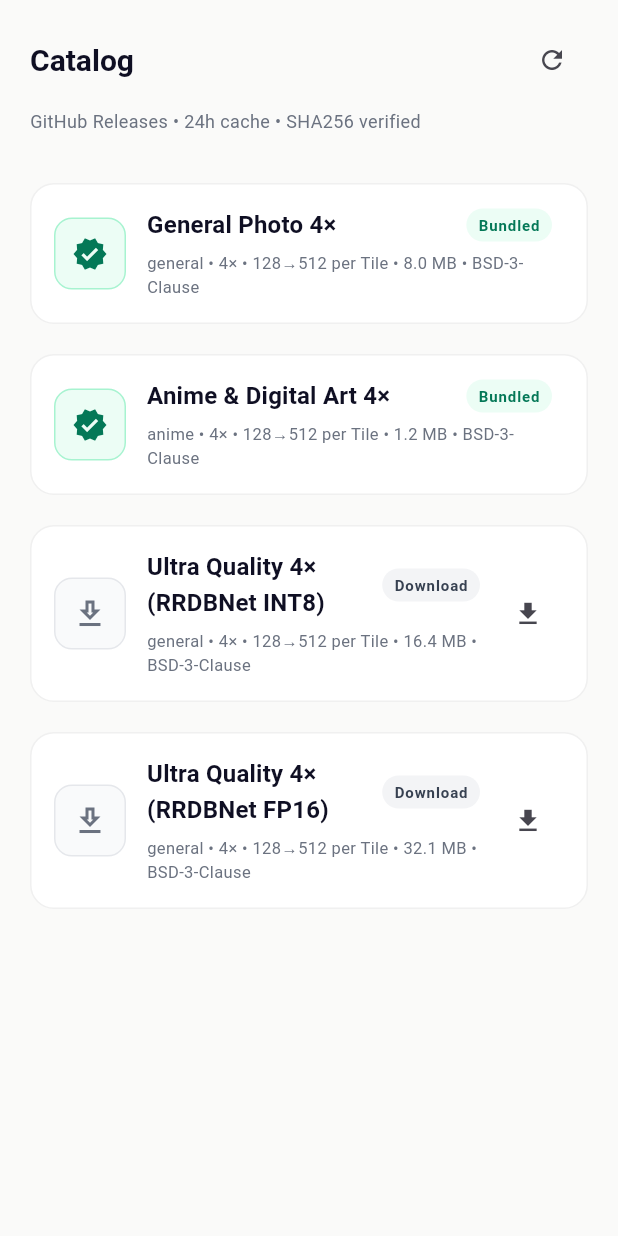
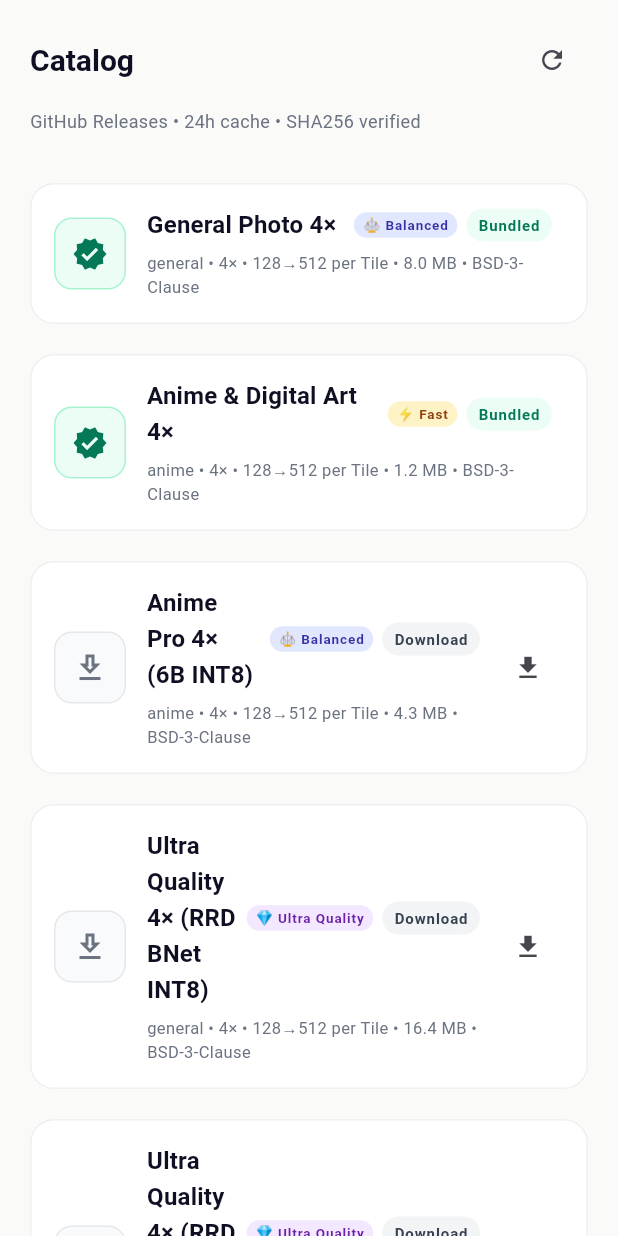
Before and after one commit to mohmaedeslam00116/omega, a Flutter app: the CatalogTab widget shown alone on an empty page, opened directly, on a phone screen of 412 x 824 dp. Run offline on Flutter 3.47's test engine with Material 3 defaults, Android fonts, the phone set to English and light mode, and no system bars; our stand-ins replace image_picker, plugin_platform_interface, share_plus, shared_preferences; missing offline and left inert: dart:ffi, gal, tflite_flutter; accounts and stored records are empty.

Commit message:
feat(acceleration): enable GPU acceleration by default, add 3-tier catalog taxonomy and lightweight anime models

```diff
--- a/lib/core/catalog/catalog_entry.dart
+++ b/lib/core/catalog/catalog_entry.dart
@@ -3,6 +3,8 @@
 enum ModelType { general, anime, face }
 
 enum EngineBackend { tflite, mnn, onnx }
+
+enum ModelTier { fast, balanced, quality }
 
 EngineBackend _backendFromString(String? s, String url) {
   if (s != null) {
@@ -18,6 +20,23 @@
   if (url.endsWith('.mnn')) return EngineBackend.mnn;
   if (url.endsWith('.onnx')) return EngineBackend.onnx;
   return EngineBackend.tflite;
+}
+
+ModelTier _tierFromString(String? s, int fileSize) {
+  if (s != null) {
+    switch (s.toLowerCase()) {
+      case 'fast':
+        return ModelTier.fast;
+      case 'balanced':
+        return ModelTier.balanced;
+      case 'quality':
+      case 'ultra_quality':
+        return ModelTier.quality;
+    }
+  }
+  if (fileSize < 4 * 1024 * 1024) return ModelTier.fast;
+  if (fileSize < 12 * 1024 * 1024) return ModelTier.balanced;
+  return ModelTier.quality;
 }
 
 ModelType _typeFromString(String s) {
@@ -36,13 +55,14 @@
 String _typeToString(ModelType t) => t.name;
 
 /// Immutable CatalogEntry describing a downloadable Model.
-/// Mirrors ADRs 0002 & 0004 and CONTEXT.md CatalogEntry term.
+/// Mirrors ADRs 0002 & 0004 & 0010 and CONTEXT.md CatalogEntry term.
 class CatalogEntry {
   final String id;
   final String name;
   final int scale; // e.g., 4
   final ModelType type;
   final EngineBackend backend;
+  final ModelTier tier;
   final int inputSize; // e.g., 128
   final int fileSize;
   final String sha256;
@@ -57,6 +77,7 @@
     required this.scale,
     required this.type,
     this.backend = EngineBackend.tflite,
+    this.tier = ModelTier.balanced,
     required this.inputSize,
     required this.fileSize,
     required this.sha256,
@@ -98,14 +119,16 @@
     if (license.isEmpty) {
       throw FormatException('License must not be empty for $json');
     }
+    final fileSize = json['fileSize'] as int;
     return CatalogEntry(
       id: json['id'] as String,
       name: json['name'] as String,
       scale: scale,
       type: _typeFromString(json['type'] as String),
       backend: _backendFromString(json['backend'] as String?, url),
+      tier: _tierFromString(json['tier'] as String?, fileSize),
       inputSize: inputSize,
-      fileSize: json['fileSize'] as int,
+      fileSize: fileSize,
       sha256: json['sha256'] as String,
       url: url,
       license: license,
@@ -120,6 +143,7 @@
         'scale': scale,
         'type': _typeToString(type),
         'backend': backend.name,
+        'tier': tier.name,
         'inputSize': inputSize,
         'fileSize': fileSize,
         'sha256': sha256,
--- a/lib/core/settings/settings_service.dart
+++ b/lib/core/settings/settings_service.dart
@@ -16,7 +16,7 @@
     return SettingsService(prefs);
   }
 
-  bool get useGpu => prefs.getBool(_kUseGpu) ?? false;
+  bool get useGpu => prefs.getBool(_kUseGpu) ?? true;
   Future<void> setUseGpu(bool v) => prefs.setBool(_kUseGpu, v);
 
   int get cacheLimitBytes =>
--- a/lib/features/catalog/catalog_tab.dart
+++ b/lib/features/catalog/catalog_tab.dart
@@ -28,6 +28,39 @@
   final Map<String, double> _progress = {};
   final Set<String> _downloaded = {};
 
+  String _tierLabel(ModelTier tier) {
+    switch (tier) {
+      case ModelTier.fast:
+        return '⚡ Fast';
+      case ModelTier.balanced:
+        return '⚖️ Balanced';
+      case ModelTier.quality:
+        return '💎 Ultra Quality';
+    }
+  }
+
+  Color _tierBg(ModelTier tier) {
+    switch (tier) {
+      case ModelTier.fast:
+        return const Color(0xFFFEF3C7);
+      case ModelTier.balanced:
+        return const Color(0xFFE0E7FF);
+      case ModelTier.quality:
+        return const Color(0xFFF3E8FF);
+    }
+  }
+
+  Color _tierFg(ModelTier tier) {
+    switch (tier) {
+      case ModelTier.fast:
+        return const Color(0xFF92400E);
+      case ModelTier.balanced:
+        return const Color(0xFF3730A3);
+      case ModelTier.quality:
+        return const Color(0xFF6B21A8);
+    }
+  }
+
   @override
   void initState() {
     super.initState();
@@ -39,6 +72,7 @@
     "name": "General Photo 4×",
     "scale": 4,
     "type": "general",
+    "tier": "balanced",
     "inputSize": 128,
     "fileSize": 8389964,
     "sha256": "86d076d2acce51190d41cfdde3acdc431c2861dd747f5707cc65003a2e2c5814",
@@ -52,6 +86,7 @@
     "name": "Anime & Digital Art 4×",
     "scale": 4,
     "type": "anime",
+    "tier": "fast",
     "inputSize": 128,
     "fileSize": 1271540,
     "sha256": "74189d7c0b8e7aafcfef3038e5f76d7d73b28d19327e82f28cb43d179cc5be99",
@@ -61,11 +96,27 @@
     "bundled": true
   },
   {
+    "id": "realesr-anime-6b-int8",
+    "name": "Anime Pro 4× (6B INT8)",
+    "scale": 4,
+    "type": "anime",
+    "backend": "mnn",
+    "tier": "balanced",
+    "inputSize": 128,
+    "fileSize": 4518000,
+    "sha256": "3a5df67926ce40498b8ec66ac898863fba880a6b7e05e54612c6f112fa89b275",
+    "url": "https://github.com/mohmaedeslam00116/omega-models/releases/download/v1.0.0/RealESRGAN_x4plus_anime_6B_int8.mnn",
+    "license": "BSD-3-Clause",
+    "version": "1.0.0",
+    "bundled": false
+  },
+  {
     "id": "realesr-x4plus-int8",
     "name": "Ultra Quality 4× (RRDBNet INT8)",
     "scale": 4,
     "type": "general",
     "backend": "mnn",
+    "tier": "quality",
     "inputSize": 128,
     "fileSize": 17180132,
     "sha256": "4c9bd6946666a1ec62d622d60847166c31394d6d741d43d5f83eb3ef11e68ab8",
@@ -80,6 +131,7 @@
     "scale": 4,
     "type": "general",
     "backend": "mnn",
+    "tier": "quality",
     "inputSize": 128,
     "fileSize": 33660484,
     "sha256": "719a4e97ef9780599235f0b9a287f4f51c96e5e20d3a01d89bd093f4ab96731f",
@@ -284,6 +336,26 @@
                                                 style: theme.textTheme
                                                     .titleMedium),
                                           ),
+                                          const SizedBox(width: 6),
+                                          Container(
+                                            padding: const EdgeInsets.symmetric(
+                                                horizontal: 6, vertical: 2),
+                                            decoration: BoxDecoration(
+                                              color: _tierBg(e.tier),
+                                              borderRadius:
+                                                  BorderRadius.circular(12),
+                                            ),
+                                            child: Text(
+                                              _tierLabel(e.tier),
+                                              style: theme.textTheme.labelLarge
+                                                  ?.copyWith(
+                                                fontSize: 9,
+                                                fontWeight: FontWeight.w600,
+                                                color: _tierFg(e.tier),
+                                              ),
+                                            ),
+                                          ),
+                                          const SizedBox(width: 6),
                                           Container(
                                             padding: const EdgeInsets.symmetric(
                                                 horizontal: 8, vertical: 4),
--- a/lib/features/upscale/upscale_tab.dart
+++ b/lib/features/upscale/upscale_tab.dart
@@ -78,6 +78,7 @@
       name: 'General Photo 4×',
       scale: 4,
       type: ModelType.general,
+      tier: ModelTier.balanced,
       inputSize: 128,
       fileSize: 8389964,
       sha256: '86d076d2acce51190d41cfdde3acdc431c2861dd747f5707cc65003a2e2c5814',
@@ -91,6 +92,7 @@
       name: 'Anime & Digital Art 4×',
       scale: 4,
       type: ModelType.anime,
+      tier: ModelTier.fast,
       inputSize: 128,
       fileSize: 1271540,
       sha256: '74189d7c0b8e7aafcfef3038e5f76d7d73b28d19327e82f28cb43d179cc5be99',
@@ -100,11 +102,27 @@
       bundled: true,
     ),
     CatalogEntry(
+      id: 'realesr-anime-6b-int8',
+      name: 'Anime Pro 4× (6B INT8)',
+      scale: 4,
+      type: ModelType.anime,
+      backend: EngineBackend.mnn,
+      tier: ModelTier.balanced,
+      inputSize: 128,
+      fileSize: 4518000,
+      sha256: '3a5df67926ce40498b8ec66ac898863fba880a6b7e05e54612c6f112fa89b275',
+      url: 'https://github.com/mohmaedeslam00116/omega-models/releases/download/v1.0.0/RealESRGAN_x4plus_anime_6B_int8.mnn',
+      license: 'BSD-3-Clause',
+      version: '1.0.0',
+      bundled: false,
+    ),
+    CatalogEntry(
       id: 'realesr-x4plus-int8',
       name: 'Ultra Quality 4× (RRDBNet INT8)',
       scale: 4,
       type: ModelType.general,
       backend: EngineBackend.mnn,
+      tier: ModelTier.quality,
       inputSize: 128,
       fileSize: 17180132,
       sha256: '4c9bd6946666a1ec62d622d60847166c31394d6d741d43d5f83eb3ef11e68ab8',
@@ -119,6 +137,7 @@
       scale: 4,
       type: ModelType.general,
       backend: EngineBackend.mnn,
+      tier: ModelTier.quality,
       inputSize: 128,
       fileSize: 33660484,
       sha256: '719a4e97ef9780599235f0b9a287f4f51c96e5e20d3a01d89bd093f4ab96731f',
@@ -380,7 +399,7 @@
                     items: _catalog
                         .map((e) => DropdownMenuItem(
                               value: e,
-                              child: Text('${e.name}${e.bundled ? " • Bundled" : ""}',
+                              child: Text('${e.tier == ModelTier.fast ? "⚡ " : e.tier == ModelTier.quality ? "💎 " : "⚖️ "}${e.name}${e.bundled ? " • Bundled" : ""}',
                                   style: theme.textTheme.bodyMedium?.copyWith(fontSize: 12)),
                             ))
                         .toList(),
```
Also changed, not shown: 5 other files.
